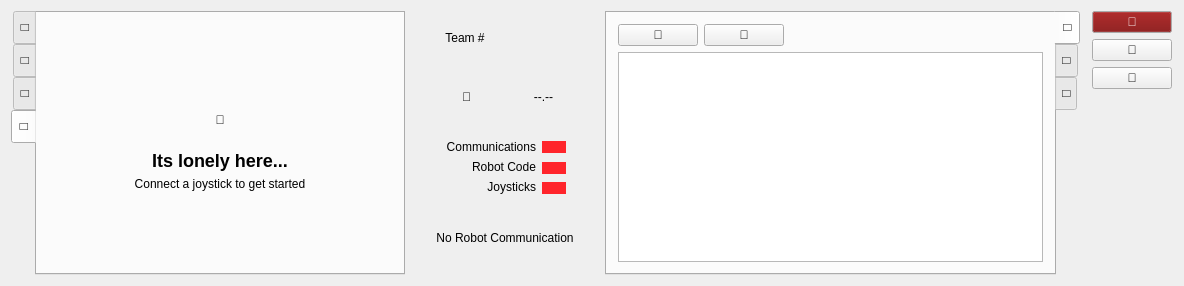
Above: src/forms/MainWindow.ui from FRC-Utilities/QDriverStation before the change. Below: the same form after it.
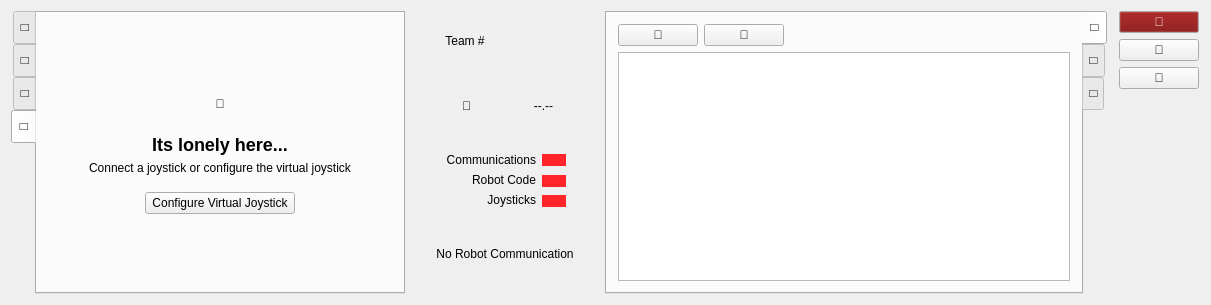
That is the form after the change. The open tabs and pages were chosen to show the change. Icons and pictures are not drawn. Custom widgets are drawn as their Qt base class.

Commit message:
Implement virtual joystick option
- The virtual joystick is now fully working
- Changed the style of the signaling system

What changed in the file:
```diff
--- a/src/forms/MainWindow.ui
+++ b/src/forms/MainWindow.ui
@@ -6,8 +6,8 @@
    <rect>
     <x>0</x>
     <y>0</y>
-    <width>1184</width>
-    <height>286</height>
+    <width>1211</width>
+    <height>305</height>
    </rect>
   </property>
   <property name="windowTitle">
@@ -1156,13 +1156,58 @@
            <item>
             <widget class="QLabel" name="NoJoystickDetails">
              <property name="text">
-              <string>Connect a joystick to get started</string>
+              <string>Connect a joystick or configure the virtual joystick</string>
              </property>
              <property name="alignment">
               <set>Qt::AlignCenter</set>
              </property>
             </widget>
            </item>
+           <item>
+            <widget class="QWidget" name="widget_5" native="true">
+             <layout class="QHBoxLayout" name="horizontalLayout_16">
+              <item>
+               <spacer name="horizontalSpacer_4">
+                <property name="orientation">
+                 <enum>Qt::Horizontal</enum>
+                </property>
+                <property name="sizeHint" stdset="0">
+                 <size>
+                  <width>40</width>
+                  <height>20</height>
+                 </size>
+                </property>
+               </spacer>
+              </item>
+              <item>
+               <widget class="QPushButton" name="KeyboardDrive">
+                <property name="sizePolicy">
+                 <sizepolicy hsizetype="Minimum" vsizetype="Maximum">
+                  <horstretch>0</horstretch>
+                  <verstretch>0</verstretch>
+                 </sizepolicy>
+                </property>
+                <property name="text">
+                 <string> Configure Virtual Joystick </string>
+                </property>
+               </widget>
+              </item>
+              <item>
+               <spacer name="horizontalSpacer_5">
+                <property name="orientation">
+                 <enum>Qt::Horizontal</enum>
+                </property>
+                <property name="sizeHint" stdset="0">
+                 <size>
+                  <width>40</width>
+                  <height>20</height>
+                 </size>
+                </property>
+               </spacer>
+              </item>
+             </layout>
+            </widget>
+           </item>
            <item>
             <spacer name="verticalSpacer_14">
              <property name="orientation">
```
Left out of the diff: 18 changed lines with no effect on the pictures. The commit also changes 22 other files.
